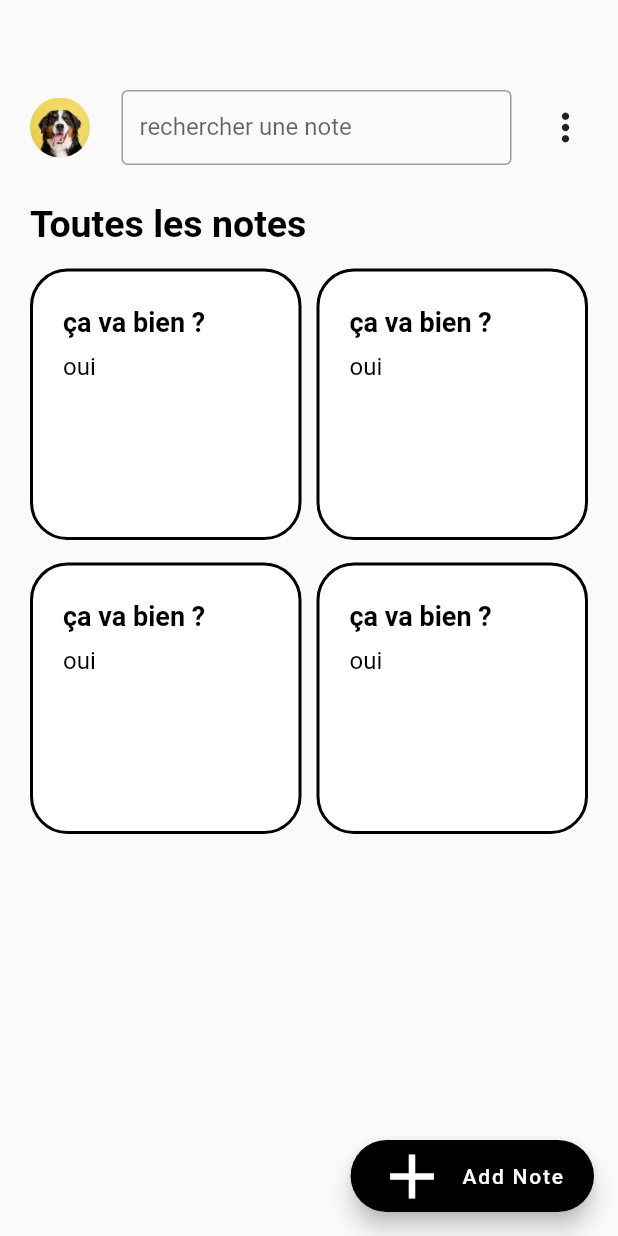
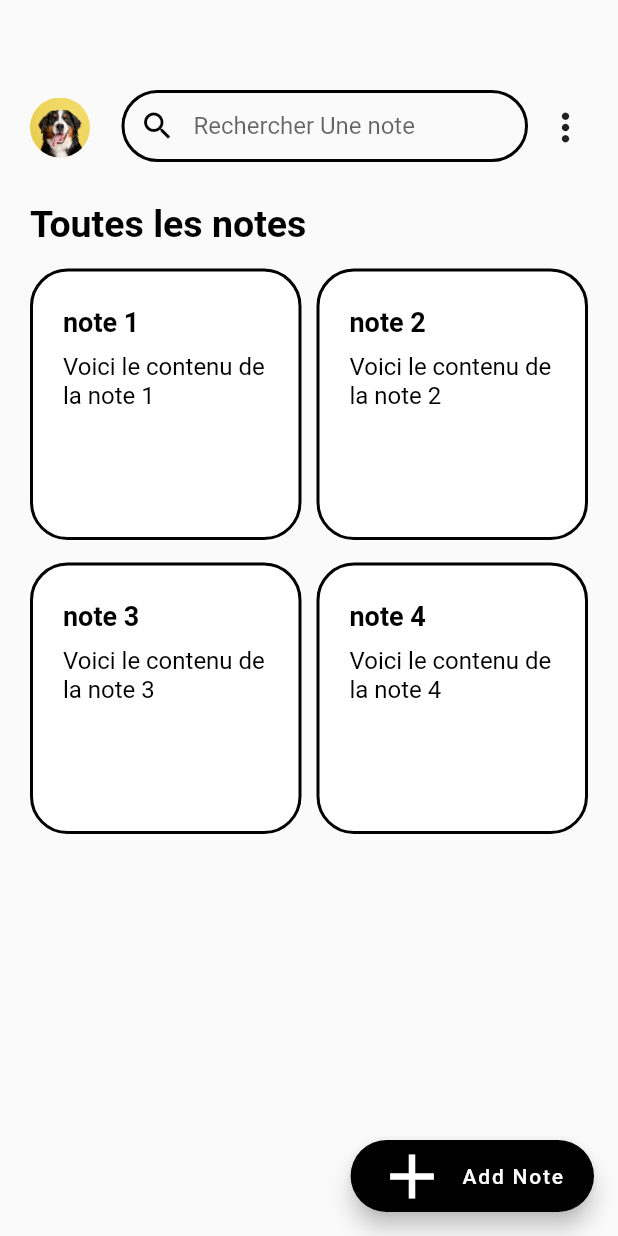
Before and after one commit to blancharSengaVita/examen-dam-janvier-2022-2023-blancharSenga-Vita-projet, a Flutter app: the screen it shows after launch, on a phone screen of 412 x 824 dp. Run offline on Flutter 3.47's test engine with Material 2 defaults, Android fonts, the phone set to English and light mode, and no system bars; Roboto replaces fonts that are missing (SF Pro).

Commit message:
trying to saving notes

```diff
--- /dev/null
+++ b/lib/note_item.dart
@@ -0,0 +1,27 @@
+import 'package:flutter/material.dart';
+
+class Note {
+  final String content;
+  final String title;
+
+  const Note({required this.title, required this.content});
+}
+
+List<Note> datasNotes = [
+  Note(
+    title: "note 1",
+    content: "Voici le contenu de la note 1"
+  ),
+  Note(
+      title: "note 2",
+      content: "Voici le contenu de la note 2"
+  ),
+  Note(
+      title: "note 3",
+      content: "Voici le contenu de la note 3"
+  ),
+  Note(
+      title: "note 4",
+      content: "Voici le contenu de la note 4"
+  )
+];
--- a/lib/partials/navbar/nav_bar.dart
+++ b/lib/partials/navbar/nav_bar.dart
@@ -20,9 +20,6 @@ class NavBar extends StatelessWidget {
           width: 11,
         ),
         SearchInput(),
-        SizedBox(
-          width: 11,
-        ),
         Menu(),
         SizedBox(
           width: kMargin,
--- a/lib/partials/navbar/search_input.dart
+++ b/lib/partials/navbar/search_input.dart
@@ -13,10 +13,21 @@ class SearchInput extends StatelessWidget {
         padding: const EdgeInsets.symmetric(
           horizontal: kMargin / 2,
         ),
-        child: const TextField(
+        child: TextFormField(
+          cursorColor: Colors.black,
           decoration: InputDecoration(
-            border: OutlineInputBorder(),
-            labelText: 'rechercher une note',
+            prefixIcon: const Icon(Icons.search, color : Colors.black),
+            hintText: "Rechercher Une note",
+            contentPadding:
+                const EdgeInsets.symmetric(horizontal: 20, vertical: 0),
+            enabledBorder: OutlineInputBorder(
+                borderSide: const BorderSide(color: Colors.black, width: 2),
+                borderRadius: BorderRadius.circular(24),
+            ),
+            focusedBorder: OutlineInputBorder(
+                borderSide: const BorderSide(color: Colors.black, width: 2),
+                borderRadius: BorderRadius.circular(24),
+            ),
           ),
         ),
       ),
--- a/lib/partials/note_card.dart
+++ b/lib/partials/note_card.dart
@@ -1,13 +1,13 @@
+import 'package:exame/note_item.dart';
 import 'package:flutter/material.dart';
 
 import '../screens/note_editor.dart';
 import '../styles/constants.dart';
 
 class NoteCard extends StatelessWidget {
-  const NoteCard({required this.title, required this.content, Key? key})
+  const NoteCard({required this.note, Key? key})
       : super(key: key);
-  final String title;
-  final String content;
+  final Note note;
 
   @override
   Widget build(BuildContext context) {
@@ -32,14 +32,14 @@ class NoteCard extends StatelessWidget {
           crossAxisAlignment: CrossAxisAlignment.start,
           children: [
             Text(
-              title,
+              note.title,
               style: kCardNoteTitleStyle,
             ),
             const SizedBox(
               height: 10,
             ),
             Text(
-                content,
+                note.content,
                 style: kCardNoteContentTextStyle
             )
           ],
--- a/lib/partials/note_grid.dart
+++ b/lib/partials/note_grid.dart
@@ -1,6 +1,7 @@
 import 'package:exame/partials/note_card.dart';
 import 'package:flutter/material.dart';
 
+import '../note_item.dart';
 import '../styles/constants.dart';
 
 class NoteGrid extends StatefulWidget {
@@ -22,11 +23,11 @@ class _NoteGridState extends State<NoteGrid> {
       padding: const EdgeInsets.symmetric(
           vertical: kMargin / 1.33, horizontal: kMargin),
       shrinkWrap: true,
-      children: const [
-        NoteCard(title: "ça va bien ?", content: "oui",),
-        NoteCard(title: "ça va bien ?", content: "oui",),
-        NoteCard(title: "ça va bien ?", content: "oui",),
-        NoteCard(title: "ça va bien ?", content: "oui",),
+      children:  [
+        NoteCard(note : datasNotes[0]),
+        NoteCard(note : datasNotes[1]),
+        NoteCard(note : datasNotes[2]),
+        NoteCard(note : datasNotes[3]),
       ],
     );
   }
--- a/lib/screens/home.dart
+++ b/lib/screens/home.dart
@@ -3,6 +3,7 @@ import 'package:exame/partials/note_grid.dart';
 import 'package:exame/partials/title.dart';
 import 'package:flutter/material.dart';
 import '../styles/constants.dart';
+import 'note_editor.dart';
 
 class Home extends StatelessWidget {
   const Home({Key? key}) : super(key: key);
@@ -24,7 +25,13 @@ class Home extends StatelessWidget {
         ),
       ),
       floatingActionButton: FloatingActionButton.extended(
-          onPressed: () {},
+          onPressed: () {
+            Navigator.of(context).push(
+              MaterialPageRoute(
+                builder: (context) => const NoteEditor(),
+              ),
+            );
+          },
           icon : const Icon(
             Icons.add,
             color: Colors.white,
--- a/lib/screens/note_editor.dart
+++ b/lib/screens/note_editor.dart
@@ -1,6 +1,7 @@
 import 'package:exame/styles/constants.dart';
 import 'package:flutter/material.dart';
 
+import '../note_item.dart';
 import 'home.dart';
 
 class NoteEditor extends StatefulWidget {
@@ -11,8 +12,9 @@ class NoteEditor extends StatefulWidget {
 }
 
 class _NoteEditorState extends State<NoteEditor> {
-  final TextEditingController _titleController = TextEditingController();
-  final TextEditingController _mainController = TextEditingController();
+  final TextEditingController titleController = TextEditingController();
+  final TextEditingController mainController = TextEditingController();
+  late final Note note = Note(title: titleController.text, content: mainController.text);
 
   @override
   Widget build(BuildContext context) {
@@ -34,6 +36,8 @@ class _NoteEditorState extends State<NoteEditor> {
                             builder: (context) => const Home(),
                           ),
                         );
+                        //dire qu'il faut enregistrer la note ico
+                        datasNotes.add(note);
                       },
                       child: const Icon(Icons.arrow_back_ios, size: 30)),
                   Container()
@@ -41,25 +45,26 @@ class _NoteEditorState extends State<NoteEditor> {
               ),
             ),
             TextField(
-                    controller: _titleController,
+                keyboardType: TextInputType.multiline,
+                maxLines: null,
+                controller: titleController,
                 decoration: const InputDecoration(
                   hintText: "Title",
                   border: InputBorder.none,
                 ),
-                    style: kBigTitleStyle
-                ),
+                style: kBigTitleStyle),
             const SizedBox(
               height: 10,
             ),
             TextField(
-                    keyboardType: Text,
-                    controller: _mainController,
+                keyboardType: TextInputType.multiline,
+                maxLines: null,
+                controller: mainController,
                 decoration: const InputDecoration(
                   hintText: "Note",
                   border: InputBorder.none,
                 ),
-                    style: kMainTextStyle
-                ),
+                style: kMainTextStyle),
           ],
         ),
       ),
```
Lines whose indentation alone changed are shown as unchanged.
